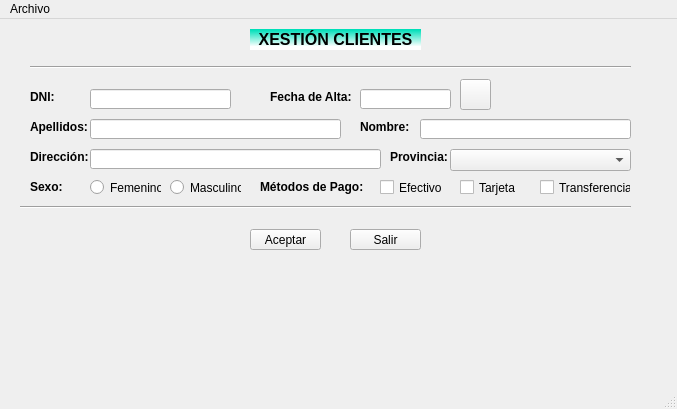
This is ventana.ui in XoanCarlos/PEREZGONZALEZ as Qt 5 draws it before an edit. The edited form follows.
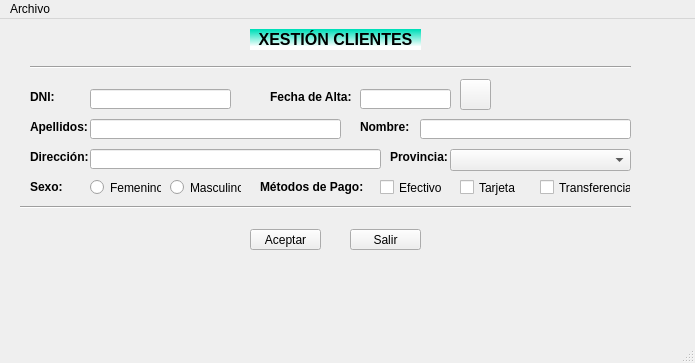
This is the edited form. Icons and pictures are not drawn.

```diff
--- a/ventana.ui
+++ b/ventana.ui
@@ -6,8 +6,8 @@
    <rect>
     <x>0</x>
     <y>0</y>
-    <width>677</width>
-    <height>409</height>
+    <width>695</width>
+    <height>363</height>
    </rect>
   </property>
   <property name="windowTitle">
@@ -421,7 +421,7 @@
     <rect>
      <x>0</x>
      <y>0</y>
-     <width>677</width>
+     <width>695</width>
      <height>21</height>
     </rect>
    </property>
```
Left out of the diff: 8 changed lines with no effect on the pictures.
